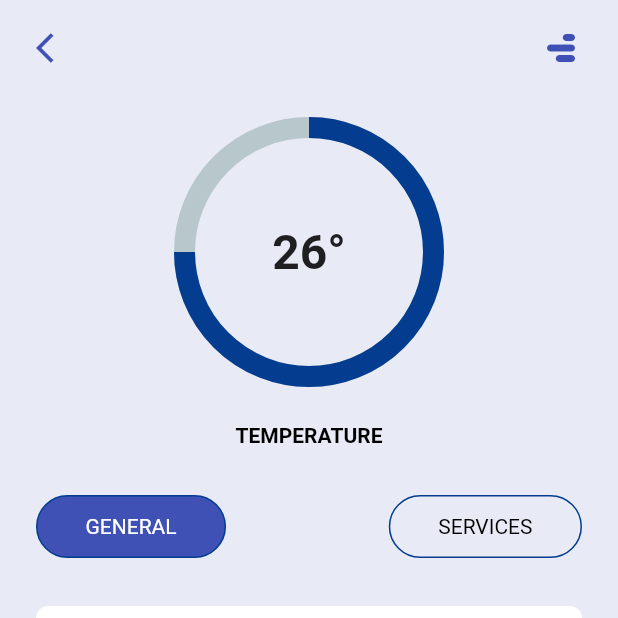
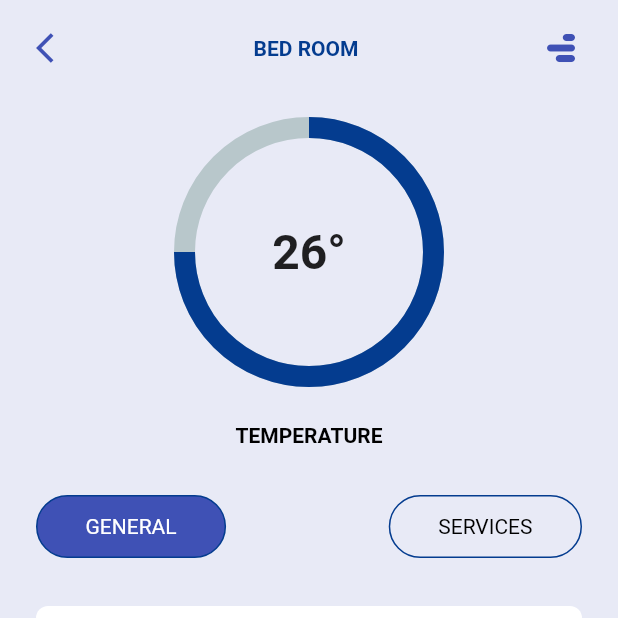
Before and after one commit to Neba-Emmanuel/veete, a Flutter app: the BedroomPage screen opened directly, on a phone screen of 412 x 824 dp, the top half of it. Run offline on Flutter 3.47's test engine with Material 2 defaults, Android fonts, the phone set to English and light mode, and no system bars; drawn by our look-alikes of percent_indicator.

Commit message:
Update bedroom.dart

```diff
--- a/lib/screens/bedroom/bedroom.dart
+++ b/lib/screens/bedroom/bedroom.dart
@@ -36,6 +36,13 @@ class _BedroomPageState extends State<BedroomPage> {
                     child: const Icon(
                       Icons.arrow_back_ios,
                       color: Colors.indigo,
+                    ),
+                  ),
+                  const Center(
+                    child: Text(
+                      'BED ROOM',
+                      style: TextStyle(
+                          fontWeight: FontWeight.bold, color: COLORS.kOriginal),
                     ),
                   ),
                   const RotatedBox(
```
